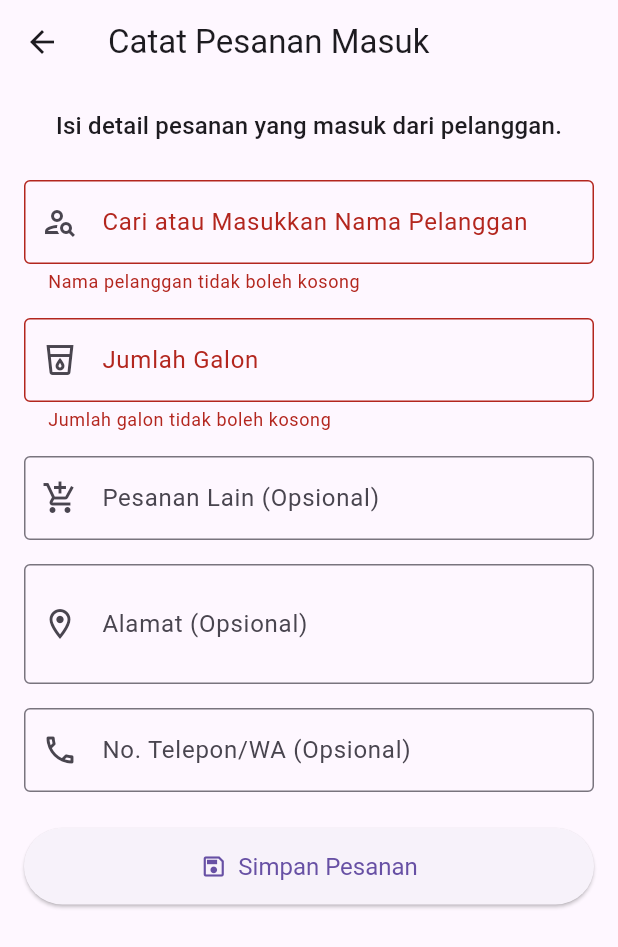
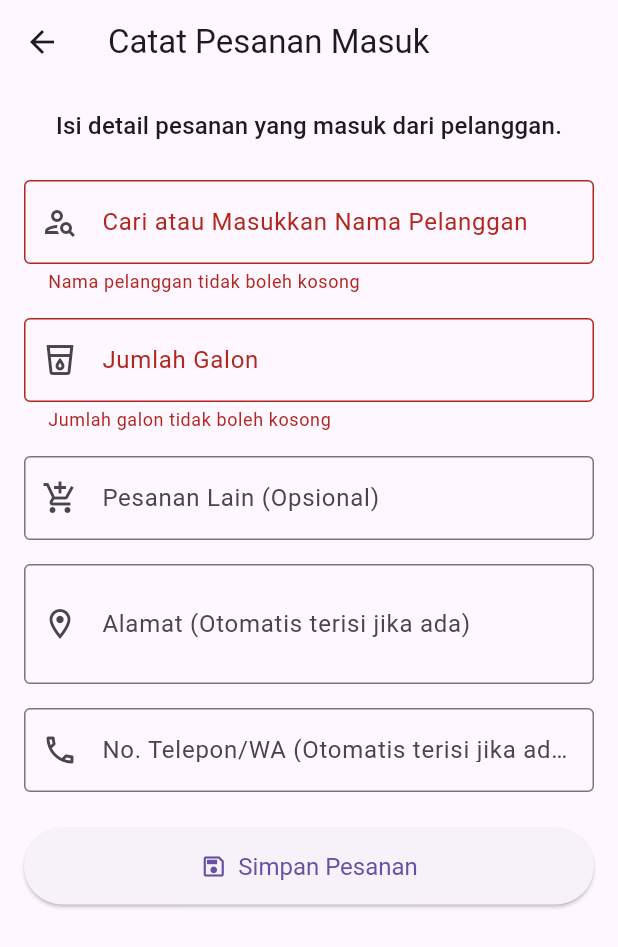
Before and after one commit to adikusumautama/damiu, a Flutter app: the OrderInputScreen screen opened directly, after a tap on "Simpan Pesanan", on a phone screen of 412 x 824 dp. Shown: the top 947 px of the screen. Run offline on Flutter 3.47's test engine with Material 3 defaults, Android fonts, the phone set to English and light mode, and no system bars; our stand-ins replace cloud_firestore, connectivity_plus, csv, firebase_auth, firebase_core, fl_chart and 1 more; accounts and stored records are empty; project files that could hold a hidden picture were left out.

Commit message:
Mengembalikan fungsi AutoComplete

```diff
--- a/lib/screens/other/order_input_screen.dart
+++ b/lib/screens/other/order_input_screen.dart
@@ -4,7 +4,6 @@ import 'package:damiu/models/customer_model.dart';
 import 'package:damiu/models/order_model.dart';
 import 'package:damiu/services/auth_service.dart';
 import 'package:damiu/services/database_helper.dart';
-// Import FirestoreService
 import 'package:damiu/services/firestore_service.dart';
 import 'package:flutter/material.dart';
 import 'package:flutter/services.dart';
@@ -26,7 +25,6 @@ class _OrderInputScreenState extends State<OrderInputScreen> {
 
   bool _isLoading = false;
   final DatabaseHelper _dbHelper = DatabaseHelper();
-  // Inisialisasi FirestoreService
   final FirestoreService _firestoreService = FirestoreService();
   final AuthService _authService = AuthService();
   List<Customer> _allCustomers = [];
@@ -54,7 +52,6 @@ class _OrderInputScreenState extends State<OrderInputScreen> {
     super.dispose();
   }
 
-  // MODIFIKASI FUNGSI INI
   Future<void> _saveOrder() async {
     if (_formKey.currentState!.validate()) {
       setState(() {
@@ -72,7 +69,7 @@ class _OrderInputScreenState extends State<OrderInputScreen> {
         return;
       }
 
-      // 1. Simpan/update data pelanggan di database lokal
+      // 1. Simpan/update data pelanggan di database lokal dan Firestore
       final newCustomer = Customer(
         name: _customerNameController.text.trim(),
         address: _addressController.text.trim().isNotEmpty
@@ -83,12 +80,11 @@ class _OrderInputScreenState extends State<OrderInputScreen> {
             : null,
         createdAt: DateTime.now(),
       );
-      await _dbHelper.upsertCustomer(newCustomer);
-      // Sinkronkan data pelanggan ini ke Firestore (tanpa menunggu selesai)
+      // Kita tidak menunggu proses ini selesai agar UI tetap responsif
+      _dbHelper.upsertCustomer(newCustomer);
       _firestoreService.upsertCustomer(newCustomer);
 
-
-      // 2. Buat objek pesanan
+      // 2. Buat objek pesanan untuk dikirim ke Firestore
       final newOrder = Order(
         customerName: _customerNameController.text.trim(),
         gallonQuantity: int.parse(_gallonQuantityController.text),
@@ -107,38 +103,32 @@ class _OrderInputScreenState extends State<OrderInputScreen> {
       );
 
       try {
-        // 3. Simpan pesanan ke database lokal (prioritas utama)
-        await _dbHelper.insertOrder(newOrder);
+        // 3. Kirim pesanan ke Firestore
+        final error = await _firestoreService.addOrder(newOrder);
 
-        // 4. Kirim pesanan ke Firestore (tanpa memblokir UI)
-        _firestoreService.addOrder(newOrder).then((error) {
+        if (mounted) {
           if (error != null) {
-            // Jika gagal, tampilkan notifikasi tanpa mengganggu alur utama
-            print("Gagal sinkronisasi pesanan ke Firestore: $error");
-            if (mounted) {
-              ScaffoldMessenger.of(context).showSnackBar(
-                const SnackBar(
-                    content: Text(
-                        'Gagal sinkronisasi pesanan ke server. Data tersimpan lokal.'),
-                    backgroundColor: Colors.orange),
-              );
-            }
+            ScaffoldMessenger.of(context).showSnackBar(
+              SnackBar(content: Text('Gagal menyimpan pesanan ke server: $error')),
+            );
+          } else {
+            ScaffoldMessenger.of(context).showSnackBar(
+              const SnackBar(content: Text('Pesanan berhasil dicatat!')),
+            );
+            Navigator.pop(context, true);
           }
-        });
-
-        // 5. Tampilkan pesan sukses dan kembali ke halaman sebelumnya
-        if (mounted) {
-          ScaffoldMessenger.of(context).showSnackBar(
-            const SnackBar(content: Text('Pesanan berhasil dicatat!')),
-          );
-          Navigator.pop(context, true); // Kembali dengan status sukses
         }
       } catch (e) {
         if (mounted) {
           ScaffoldMessenger.of(context).showSnackBar(
-            SnackBar(content: Text('Gagal menyimpan pesanan: $e')),
+            SnackBar(content: Text('Terjadi error: $e')),
           );
-          setState(() => _isLoading = false);
+        }
+      } finally {
+        if (mounted) {
+          setState(() {
+            _isLoading = false;
+          });
         }
       }
     }
@@ -146,7 +136,6 @@ class _OrderInputScreenState extends State<OrderInputScreen> {
 
   @override
   Widget build(BuildContext context) {
-    // ... (UI tidak ada perubahan, jadi saya potong untuk keringkasan)
     return Scaffold(
       appBar: AppBar(
         title: const Text('Catat Pesanan Masuk'),
@@ -164,14 +153,11 @@ class _OrderInputScreenState extends State<OrderInputScreen> {
                 textAlign: TextAlign.center,
               ),
               const SizedBox(height: 24),
+
+              // --- WIDGET AUTOCOMPLETE YANG DIKEMBALIKAN ---
               Autocomplete<Customer>(
                 displayStringForOption: (Customer option) => option.name,
                 optionsBuilder: (TextEditingValue textEditingValue) {
-                  _customerNameController.text = textEditingValue.text;
-                  if (textEditingValue.text.isEmpty) {
-                    _addressController.clear();
-                    _phoneController.clear();
-                  }
                   if (textEditingValue.text == '') {
                     return const Iterable<Customer>.empty();
                   }
@@ -190,6 +176,7 @@ class _OrderInputScreenState extends State<OrderInputScreen> {
                     TextEditingController fieldController,
                     FocusNode fieldFocusNode,
                     VoidCallback onFieldSubmitted) {
+                  _customerNameController.text = fieldController.text;
                   return TextFormField(
                     controller: fieldController,
                     focusNode: fieldFocusNode,
@@ -199,8 +186,9 @@ class _OrderInputScreenState extends State<OrderInputScreen> {
                       prefixIcon: Icon(Icons.person_search_outlined),
                     ),
                     validator: (value) {
-                      if (value == null || value.trim().isEmpty)
+                      if (value == null || value.trim().isEmpty) {
                         return 'Nama pelanggan tidak boleh kosong';
+                      }
                       return null;
                     },
                   );
@@ -220,8 +208,7 @@ class _OrderInputScreenState extends State<OrderInputScreen> {
                   if (value == null || value.isEmpty) {
                     return 'Jumlah galon tidak boleh kosong';
                   }
-                  if (int.tryParse(value) == null ||
-                      int.parse(value) <= 0) {
+                  if (int.tryParse(value) == null || int.parse(value) <= 0) {
                     return 'Masukkan jumlah yang valid';
                   }
                   return null;
@@ -241,7 +228,7 @@ class _OrderInputScreenState extends State<OrderInputScreen> {
               TextFormField(
                 controller: _addressController,
                 decoration: const InputDecoration(
-                  labelText: 'Alamat (Opsional)',
+                  labelText: 'Alamat (Otomatis terisi jika ada)',
                   border: OutlineInputBorder(),
                   prefixIcon: Icon(Icons.location_on_outlined),
                 ),
@@ -251,7 +238,7 @@ class _OrderInputScreenState extends State<OrderInputScreen> {
               TextFormField(
                 controller: _phoneController,
                 decoration: const InputDecoration(
-                  labelText: 'No. Telepon/WA (Opsional)',
+                  labelText: 'No. Telepon/WA (Otomatis terisi jika ada)',
                   border: OutlineInputBorder(),
                   prefixIcon: Icon(Icons.phone_outlined),
                 ),
```
